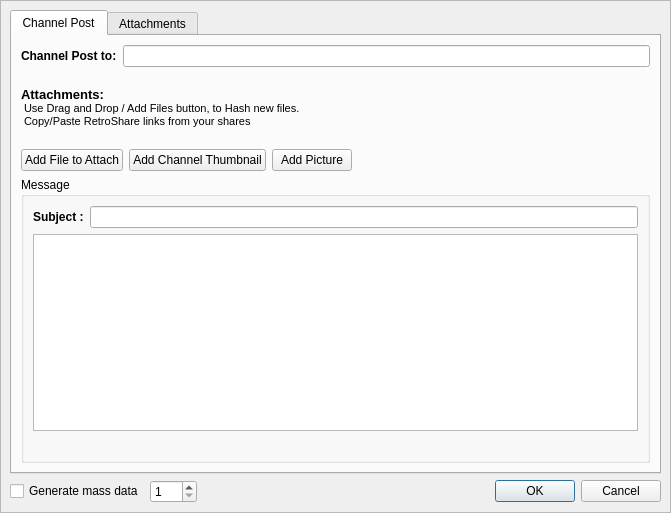
Above: retroshare-gui/src/gui/gxschannels/CreateGxsChannelMsg.ui from RetroShare/RetroShare before the change. Below: the same form after it.
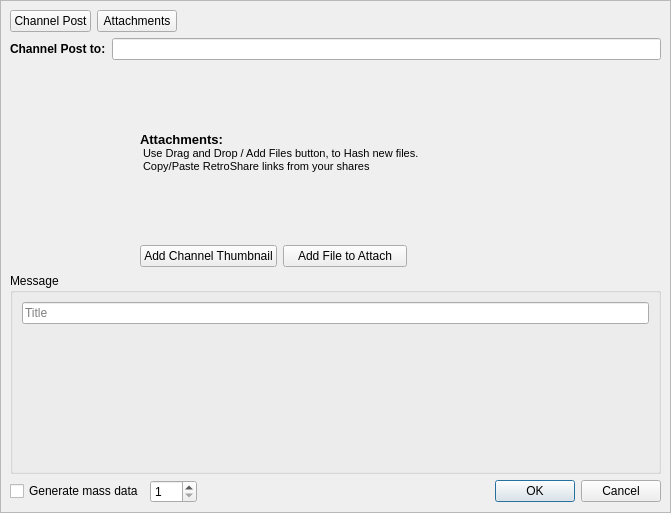
That is the form after the change. Icons and pictures are not drawn. Custom widgets are drawn as their Qt base class.

Commit message: update the licence & added the changes for Channel message composer

```diff
--- a/retroshare-gui/src/gui/gxschannels/CreateGxsChannelMsg.ui
+++ b/retroshare-gui/src/gui/gxschannels/CreateGxsChannelMsg.ui
@@ -37,7 +37,11 @@
     <number>0</number>
    </property>
    <item row="0" column="0">
-    <widget class="HeaderFrame" name="headerFrame"/>
+    <widget class="HeaderFrame" name="headerFrame">
+     <property name="frameShadow">
+      <enum>QFrame::Plain</enum>
+     </property>
+    </widget>
    </item>
    <item row="1" column="0">
     <widget class="QFrame" name="mainFrame">
@@ -47,9 +51,56 @@
      <property name="frameShadow">
       <enum>QFrame::Raised</enum>
      </property>
-     <layout class="QGridLayout" name="mainFrameGLayout">
+     <layout class="QGridLayout" name="gridLayout_4">
       <item row="0" column="0">
-       <widget class="QTabWidget" name="tabWidget">
+       <widget class="QPushButton" name="channelpostButton">
+        <property name="text">
+         <string>Channel Post</string>
+        </property>
+        <property name="icon">
+         <iconset resource="../icons.qrc">
+          <normaloff>:/icons/png/comment.png</normaloff>:/icons/png/comment.png</iconset>
+        </property>
+        <property name="iconSize">
+         <size>
+          <width>24</width>
+          <height>24</height>
+         </size>
+        </property>
+       </widget>
+      </item>
+      <item row="0" column="1">
+       <widget class="QPushButton" name="attachmentsButton">
+        <property name="text">
+         <string>Attachments</string>
+        </property>
+        <property name="icon">
+         <iconset resource="../icons.qrc">
+          <normaloff>:/icons/png/attachements.png</normaloff>:/icons/png/attachements.png</iconset>
+        </property>
+        <property name="iconSize">
+         <size>
+          <width>24</width>
+          <height>24</height>
+         </size>
+        </property>
+       </widget>
+      </item>
+      <item row="0" column="2">
+       <spacer name="horizontalSpacer">
+        <property name="orientation">
+         <enum>Qt::Horizontal</enum>
+        </property>
+        <property name="sizeHint" stdset="0">
+         <size>
+          <width>486</width>
+          <height>20</height>
+         </size>
+        </property>
+       </spacer>
+      </item>
+      <item row="1" column="0" colspan="3">
+       <widget class="QStackedWidget" name="stackedWidget">
         <property name="mouseTracking">
          <bool>true</bool>
         </property>
@@ -62,74 +113,42 @@
         <property name="currentIndex">
          <number>0</number>
         </property>
-        <widget class="QWidget" name="channelPostTab">
-         <attribute name="title">
-          <string>Channel Post</string>
-         </attribute>
-         <layout class="QGridLayout" name="channelPostTabGLayout">
-          <item row="0" column="0" colspan="3">
-           <layout class="QHBoxLayout" name="channelNameHLayout">
-            <item>
-             <widget class="QLabel" name="channelNameLabel">
-              <property name="font">
-               <font>
-                <weight>75</weight>
-                <bold>true</bold>
-               </font>
-              </property>
-              <property name="text">
-               <string>Channel Post to:</string>
-              </property>
-             </widget>
-            </item>
-            <item>
-             <widget class="QLineEdit" name="channelName">
-              <property name="enabled">
-               <bool>true</bool>
-              </property>
-              <property name="readOnly">
-               <bool>true</bool>
-              </property>
-             </widget>
-            </item>
-           </layout>
-          </item>
+        <widget class="QWidget" name="stackedWidgetPage1">
+         <layout class="QGridLayout" name="gridLayout_3">
+          <property name="leftMargin">
+           <number>0</number>
+          </property>
+          <property name="topMargin">
+           <number>0</number>
+          </property>
+          <property name="rightMargin">
+           <number>0</number>
+          </property>
+          <property name="bottomMargin">
+           <number>0</number>
+          </property>
           <item row="1" column="0">
-           <layout class="QGridLayout" name="channelAttachGLayout">
-            <item row="1" column="0">
-             <widget class="QPushButton" name="addfilepushButton">
-              <property name="text">
-               <string>Add File to Attach</string>
+           <layout class="QGridLayout" name="gridLayout_2">
+            <item row="0" column="0" rowspan="2">
+             <widget class="QLabel" name="thumbnail_label">
+              <property name="maximumSize">
+               <size>
+                <width>156</width>
+                <height>107</height>
+               </size>
               </property>
-              <property name="icon">
-               <iconset resource="../images.qrc">
-                <normaloff>:/images/add-share24.png</normaloff>:/images/add-share24.png</iconset>
+              <property name="sizeIncrement">
+               <size>
+                <width>0</width>
+                <height>0</height>
+               </size>
               </property>
-             </widget>
-            </item>
-            <item row="1" column="1">
-             <widget class="QPushButton" name="addThumbnailButton">
-              <property name="text">
-               <string>Add Channel Thumbnail</string>
+              <property name="pixmap">
+               <pixmap resource="../images.qrc">:/images/thumb-default-video.png</pixmap>
               </property>
-              <property name="icon">
-               <iconset resource="../images.qrc">
-                <normaloff>:/images/add_image24.png</normaloff>:/images/add_image24.png</iconset>
-              </property>
              </widget>
             </item>
-            <item row="1" column="2">
-             <widget class="QPushButton" name="addPictureButton">
-              <property name="text">
-               <string>Add Picture</string>
-              </property>
-              <property name="icon">
-               <iconset resource="../images.qrc">
-                <normaloff>:/images/add_image24.png</normaloff>:/images/add_image24.png</iconset>
-              </property>
-             </widget>
-            </item>
-            <item row="0" column="0" colspan="3">
+            <item row="0" column="1" colspan="4">
              <widget class="QLabel" name="channelAttachLabel">
               <property name="text">
                <string>&lt;!DOCTYPE HTML PUBLIC &quot;-//W3C//DTD HTML 4.0//EN&quot; &quot;http://www.w3.org/TR/REC-html40/strict.dtd&quot;&gt;
@@ -142,90 +161,129 @@
               </property>
              </widget>
             </item>
+            <item row="1" column="1">
+             <widget class="QPushButton" name="addThumbnailButton">
+              <property name="text">
+               <string>Add Channel Thumbnail</string>
+              </property>
+              <property name="icon">
+               <iconset resource="../icons.qrc">
+                <normaloff>:/icons/png/add-image.png</normaloff>:/icons/png/add-image.png</iconset>
+              </property>
+              <property name="iconSize">
+               <size>
+                <width>24</width>
+                <height>24</height>
+               </size>
+              </property>
+             </widget>
+            </item>
+            <item row="1" column="2">
+             <widget class="QPushButton" name="addfilepushButton">
+              <property name="text">
+               <string>Add File to Attach</string>
+              </property>
+              <property name="icon">
+               <iconset resource="../icons.qrc">
+                <normaloff>:/icons/png/add-file.png</normaloff>:/icons/png/add-file.png</iconset>
+              </property>
+              <property name="iconSize">
+               <size>
+                <width>24</width>
+                <height>24</height>
+               </size>
+              </property>
+             </widget>
+            </item>
+            <item row="1" column="3" colspan="2">
+             <spacer name="horizontalSpacer_2">
+              <property name="orientation">
+               <enum>Qt::Horizontal</enum>
+              </property>
+              <property name="sizeType">
+               <enum>QSizePolicy::Expanding</enum>
+              </property>
+              <property name="sizeHint" stdset="0">
+               <size>
+                <width>40</width>
+                <height>20</height>
+               </size>
+              </property>
+             </spacer>
+            </item>
            </layout>
           </item>
-          <item row="1" column="1">
-           <widget class="QLabel" name="thumbnail_label">
-            <property name="maximumSize">
-             <size>
-              <width>156</width>
-              <height>107</height>
-             </size>
-            </property>
-            <property name="sizeIncrement">
-             <size>
-              <width>0</width>
-              <height>0</height>
-             </size>
-            </property>
-            <property name="pixmap">
-             <pixmap resource="../images.qrc">:/images/thumb-default-video.png</pixmap>
-            </property>
-           </widget>
-          </item>
-          <item row="1" column="2">
-           <spacer name="horizontalSpacer_2">
-            <property name="orientation">
-             <enum>Qt::Horizontal</enum>
-            </property>
-            <property name="sizeHint" stdset="0">
-             <size>
-              <width>12</width>
-              <height>98</height>
-             </size>
-            </property>
-           </spacer>
-          </item>
-          <item row="2" column="0" colspan="3">
+          <item row="2" column="0">
            <widget class="QGroupBox" name="messageGBox">
             <property name="title">
              <string>Message</string>
             </property>
-            <layout class="QVBoxLayout" name="messageGBoxVLayout">
-             <item>
-              <layout class="QHBoxLayout" name="subjectHLayout">
-               <item>
-                <widget class="QLabel" name="subjectLabel">
-                 <property name="font">
-                  <font>
-                   <weight>75</weight>
-                   <bold>true</bold>
-                  </font>
-                 </property>
-                 <property name="text">
-                  <string>Subject :</string>
-                 </property>
-                </widget>
-               </item>
-               <item>
-                <widget class="QLineEdit" name="subjectEdit"/>
-               </item>
-              </layout>
-             </item>
-             <item>
-              <widget class="MimeTextEdit" name="msgEdit"/>
-             </item>
-             <item>
-              <widget class="QLabel" name="infoLabel">
-               <property name="text">
-                <string/>
+            <layout class="QGridLayout" name="gridLayout">
+             <property name="bottomMargin">
+              <number>0</number>
+             </property>
+             <item row="0" column="0">
+              <widget class="QLineEdit" name="subjectEdit">
+               <property name="placeholderText">
+                <string>Title</string>
                </property>
               </widget>
              </item>
+             <item row="1" column="0">
+              <widget class="RichTextEdit" name="RichTextEditWidget" native="true"/>
+             </item>
             </layout>
            </widget>
           </item>
+          <item row="0" column="0">
+           <layout class="QHBoxLayout" name="channelNameHLayout">
+            <item>
+             <widget class="QLabel" name="channelNameLabel">
+              <property name="sizePolicy">
+               <sizepolicy hsizetype="Preferred" vsizetype="Fixed">
+                <horstretch>0</horstretch>
+                <verstretch>0</verstretch>
+               </sizepolicy>
+              </property>
+              <property name="font">
+               <font>
+                <weight>75</weight>
+                <bold>true</bold>
+               </font>
+              </property>
+              <property name="text">
+               <string>Channel Post to:</string>
+              </property>
+             </widget>
+            </item>
+            <item>
+             <widget class="QLineEdit" name="channelName">
+              <property name="enabled">
+               <bool>true</bool>
+              </property>
+              <property name="readOnly">
+               <bool>true</bool>
+              </property>
+             </widget>
+            </item>
+           </layout>
+          </item>
          </layout>
         </widget>
-        <widget class="QWidget" name="attachmentsTab">
-         <attribute name="icon">
-          <iconset resource="../images.qrc">
-           <normaloff>:/images/attachment.png</normaloff>:/images/attachment.png</iconset>
-         </attribute>
-         <attribute name="title">
-          <string>Attachments</string>
-         </attribute>
+        <widget class="QWidget" name="stackedWidgetPage2">
          <layout class="QGridLayout" name="attachmentsTabGLayout">
+          <property name="leftMargin">
+           <number>0</number>
+          </property>
+          <property name="topMargin">
+           <number>0</number>
+          </property>
+          <property name="rightMargin">
+           <number>0</number>
+          </property>
+          <property name="bottomMargin">
+           <number>0</number>
+          </property>
           <item row="0" column="0">
            <widget class="QLabel" name="attachmentsPixLabel">
             <property name="text">
@@ -286,8 +344,8 @@
              <string/>
             </property>
             <property name="icon">
-             <iconset resource="../images.qrc">
-              <normaloff>:/images/add-share24.png</normaloff>:/images/add-share24.png</iconset>
+             <iconset resource="../icons.qrc">
+              <normaloff>:/icons/png/add-file.png</normaloff>:/icons/png/add-file.png</iconset>
             </property>
             <property name="iconSize">
              <size>
@@ -320,7 +378,7 @@
               <rect>
                <x>0</x>
                <y>0</y>
-               <width>812</width>
+               <width>81</width>
                <height>24</height>
               </rect>
              </property>
@@ -371,7 +429,7 @@
         </widget>
        </widget>
       </item>
-      <item row="1" column="0">
+      <item row="2" column="0" colspan="3">
        <layout class="QHBoxLayout" name="buttonHLayout">
         <item>
          <widget class="QCheckBox" name="generateCheckBox">
@@ -392,6 +450,9 @@
         </item>
         <item>
          <widget class="QDialogButtonBox" name="buttonBox">
+          <property name="styleSheet">
+           <string notr="true"/>
+          </property>
           <property name="orientation">
            <enum>Qt::Horizontal</enum>
           </property>
@@ -408,17 +469,18 @@
   </layout>
  </widget>
  <customwidgets>
-  <customwidget>
-   <class>MimeTextEdit</class>
-   <extends>QTextEdit</extends>
-   <header location="global">gui/common/MimeTextEdit.h</header>
-  </customwidget>
   <customwidget>
    <class>HeaderFrame</class>
    <extends>QFrame</extends>
    <header>gui/common/HeaderFrame.h</header>
    <container>1</container>
   </customwidget>
+  <customwidget>
+   <class>RichTextEdit</class>
+   <extends>QWidget</extends>
+   <header>util/RichTextEdit.h</header>
+   <container>1</container>
+  </customwidget>
  </customwidgets>
  <resources>
   <include location="../images.qrc"/>
```
Left out of the diff: 1 changed line with no effect on the pictures. The commit also changes 13 other files.
